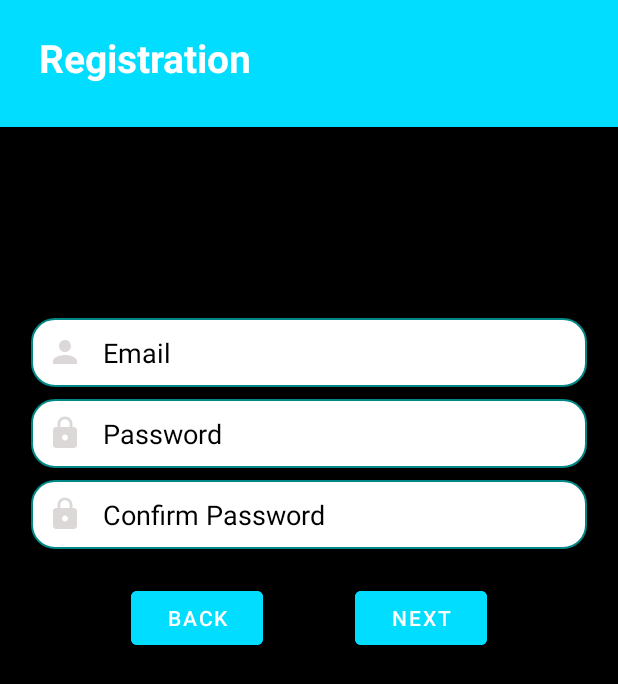
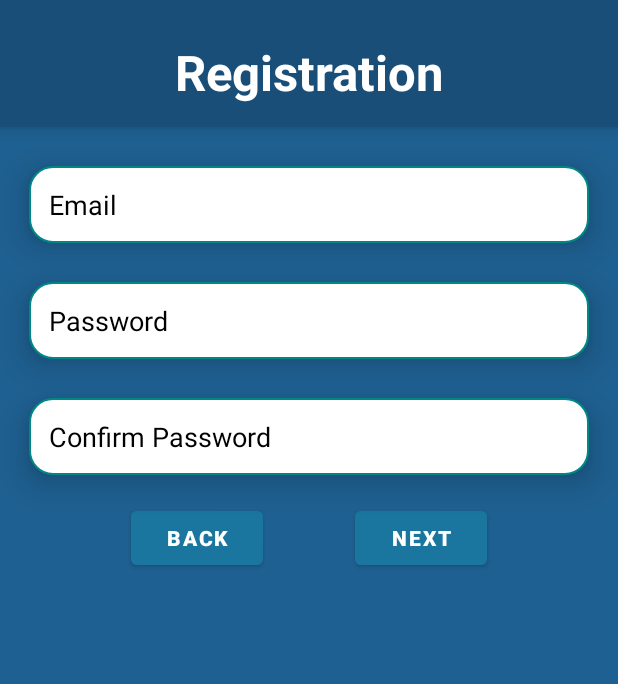
Before and after one commit to capstoneGM/gmApp, an Android app: the Registration screen opened directly, with no data from a screen before it, on a phone screen of 412 x 824 dp. Shown: the top 684 px of the screen. Run offline under Robolectric (Android 15) with nearby library versions, the phone set to English and light mode, and no system bars; our stand-ins replace Firebase (no records; nobody signed in at launch, a user with empty details on screens opened directly), sdp/ssp sizes.

Commit message:
Update to Registration, Sign in

```diff
--- a/GMev/app/src/main/res/layout/activity_main.xml
+++ b/GMev/app/src/main/res/layout/activity_main.xml
@@ -47,6 +47,7 @@
             android:layout_marginTop="@dimen/_10sdp"
             android:drawableLeft="@drawable/ic_baseline_lock_24"
             android:hint="Password"
+            android:inputType="textPassword"
             app:layout_constraintStart_toStartOf="parent"
             app:layout_constraintEnd_toEndOf="parent"
             app:layout_constraintTop_toBottomOf="@+id/chargingStationAddress"/>
--- a/GMev/app/src/main/res/layout/activity_registration.xml
+++ b/GMev/app/src/main/res/layout/activity_registration.xml
@@ -1,110 +1,95 @@
 <?xml version="1.0" encoding="utf-8"?>
-<RelativeLayout xmlns:android="http://schemas.android.com/apk/res/android"
+<androidx.constraintlayout.widget.ConstraintLayout xmlns:android="http://schemas.android.com/apk/res/android"
     xmlns:app="http://schemas.android.com/apk/res-auto"
     xmlns:tools="http://schemas.android.com/tools"
     android:layout_width="match_parent"
     android:layout_height="match_parent"
-    android:background="@color/black"
+    android:background="?attr/colorPrimaryVariant"
     tools:context=".Registration">
 
     <View
         android:id="@+id/viewHeaderBackground"
-        android:layout_width="match_parent"
-        android:layout_height="@dimen/_65sdp"
-        android:background="@android:color/holo_blue_bright"
-        app:layout_constraintTop_toTopOf="parent" />
+        style="@style/header"
+        app:layout_constraintTop_toTopOf="parent"
+        app:layout_constraintStart_toStartOf="parent"
+        app:layout_constraintEnd_toEndOf="parent"/>
 
     <TextView
         android:id="@+id/Registration"
-        android:layout_width="wrap_content"
-        android:layout_height="wrap_content"
-        android:layout_marginStart="@dimen/_20sdp"
-        android:layout_marginTop="@dimen/_16sdp"
+        style="@style/SectionTitle"
         android:text="Registration"
-        android:textColor="@color/secondary_bg"
-        android:textSize="@dimen/_20ssp"
+        android:layout_marginTop="@dimen/_20sdp"
         android:textStyle="bold"
         app:layout_constraintStart_toStartOf="parent"
-        app:layout_constraintTop_toTopOf="parent" />
+        app:layout_constraintEnd_toEndOf="parent"
+        app:layout_constraintTop_toTopOf="parent"/>
 
     <EditText
         android:id="@+id/chargingStationAddress"
+        style="@style/AccountInput"
         android:layout_width="match_parent"
         android:layout_height="wrap_content"
-        android:layout_below="@+id/Registration"
-        android:layout_marginHorizontal="@dimen/_16sdp"
-        android:layout_marginTop="@dimen/_120sdp"
-        android:layout_marginBottom="@dimen/_3sdp"
-        android:background="@drawable/border"
-        android:drawableLeft="@drawable/ic_baseline_person_24"
-        android:drawablePadding="@dimen/_10sdp"
+        android:layout_marginTop="@dimen/_20sdp"
+        android:layout_marginLeft="@dimen/_15sdp"
+        android:layout_marginRight="@dimen/_15sdp"
         android:hint="Email"
-        android:padding="@dimen/_8sdp"
-        android:textColor="@color/black"
-        android:textColorHint="@color/black" />
+        app:layout_constraintTop_toBottomOf="@id/viewHeaderBackground"
+        app:layout_constraintStart_toStartOf="parent"
+        app:layout_constraintEnd_toEndOf="parent"/>
 
     <EditText
         android:id="@+id/password1"
+        style="@style/AccountInput"
         android:layout_width="match_parent"
         android:layout_height="wrap_content"
-        android:layout_below="@id/chargingStationAddress"
-        android:layout_marginHorizontal="@dimen/_16sdp"
-        android:layout_marginTop="@dimen/_3sdp"
-        android:layout_marginBottom="@dimen/_3sdp"
-        android:background="@drawable/border"
-        android:drawableLeft="@drawable/ic_baseline_lock_24"
-        android:drawablePadding="@dimen/_10sdp"
+        android:layout_marginTop="@dimen/_20sdp"
+        android:layout_marginLeft="@dimen/_15sdp"
+        android:layout_marginRight="@dimen/_15sdp"
         android:hint="Password"
         android:inputType="textPassword"
-        android:padding="@dimen/_8sdp"
-        android:textColor="@color/black"
-        android:textColorHint="@color/black" />
+        app:layout_constraintTop_toBottomOf="@id/chargingStationAddress"
+        app:layout_constraintStart_toStartOf="parent"
+        app:layout_constraintEnd_toEndOf="parent"/>
 
     <EditText
         android:id="@+id/password2"
+        style="@style/AccountInput"
         android:layout_width="match_parent"
         android:layout_height="wrap_content"
-        android:layout_below="@id/password1"
-        android:layout_marginHorizontal="@dimen/_16sdp"
-        android:layout_marginTop="@dimen/_3sdp"
-        android:layout_marginBottom="@dimen/_3sdp"
-        android:background="@drawable/border"
-        android:drawableLeft="@drawable/ic_baseline_lock_24"
-        android:drawablePadding="@dimen/_10sdp"
+        android:layout_marginTop="@dimen/_20sdp"
+        android:layout_marginLeft="@dimen/_15sdp"
+        android:layout_marginRight="@dimen/_15sdp"
         android:hint="Confirm Password"
         android:inputType="textPassword"
-        android:padding="@dimen/_8sdp"
-        android:textColor="@color/black"
-        android:textColorHint="@color/black" />
+        app:layout_constraintTop_toBottomOf="@id/password1"
+        app:layout_constraintStart_toStartOf="parent"
+        app:layout_constraintEnd_toEndOf="parent"/>
+
 
     <androidx.constraintlayout.widget.ConstraintLayout
+        android:id="@+id/buttons"
         android:layout_width="match_parent"
         android:layout_height="wrap_content"
         android:layout_below="@id/password2"
-        android:padding="@dimen/_14sdp">
+        android:padding="@dimen/_14sdp"
+        app:layout_constraintTop_toBottomOf="@id/password2">
 
         <com.google.android.material.button.MaterialButton
             android:id="@+id/submit"
-            android:layout_width="wrap_content"
-            android:layout_height="wrap_content"
+            style="@style/Button"
             android:layout_marginStart="@dimen/_5sdp"
             android:layout_marginEnd="@dimen/_16sdp"
-            android:backgroundTint="@android:color/holo_blue_bright"
             android:text="Next"
-            android:textColor="@color/white"
             app:layout_constraintTop_toTopOf="parent"
             app:layout_constraintEnd_toEndOf="parent"
             app:layout_constraintStart_toEndOf="@+id/back"/>
 
         <com.google.android.material.button.MaterialButton
             android:id="@+id/back"
-            android:layout_width="wrap_content"
-            android:layout_height="wrap_content"
+            style="@style/Button"
             android:layout_marginStart="@dimen/_16sdp"
             android:layout_marginEnd="@dimen/_5sdp"
-            android:backgroundTint="@android:color/holo_blue_bright"
             android:text="Back"
-            android:textColor="@color/white"
             app:layout_constraintTop_toTopOf="parent"
             app:layout_constraintStart_toStartOf="parent"
             app:layout_constraintEnd_toStartOf="@+id/submit"/>
@@ -115,13 +100,11 @@
         android:id="@+id/progressbar"
         android:layout_width="wrap_content"
         android:layout_height="wrap_content"
-        android:layout_centerInParent="true"
         android:visibility="gone"
-        tools:ignore="MissingConstraints"
-        app:layout_constraintTop_toTopOf="parent"
+        app:layout_constraintTop_toBottomOf="@id/buttons"
         app:layout_constraintBottom_toBottomOf="parent"
         app:layout_constraintLeft_toLeftOf="parent"
         app:layout_constraintRight_toRightOf="parent"
         />
 
-</RelativeLayout>
+</androidx.constraintlayout.widget.ConstraintLayout>
--- a/GMev/app/src/main/res/values/themes.xml
+++ b/GMev/app/src/main/res/values/themes.xml
@@ -18,7 +18,7 @@
         <item name="android:layout_width">match_parent</item>
         <item name="android:layout_height">@dimen/_65sdp</item>
         <item name="android:background">?attr/colorPrimary</item>
-        <item name="android:elevation">@dimen/_15sdp</item>
+        <item name="android:elevation">@dimen/_5sdp</item>
     </style>
     <style name="Button" parent="@style/Widget.MaterialComponents.Button">
         <item name="android:layout_width">wrap_content</item>
```
